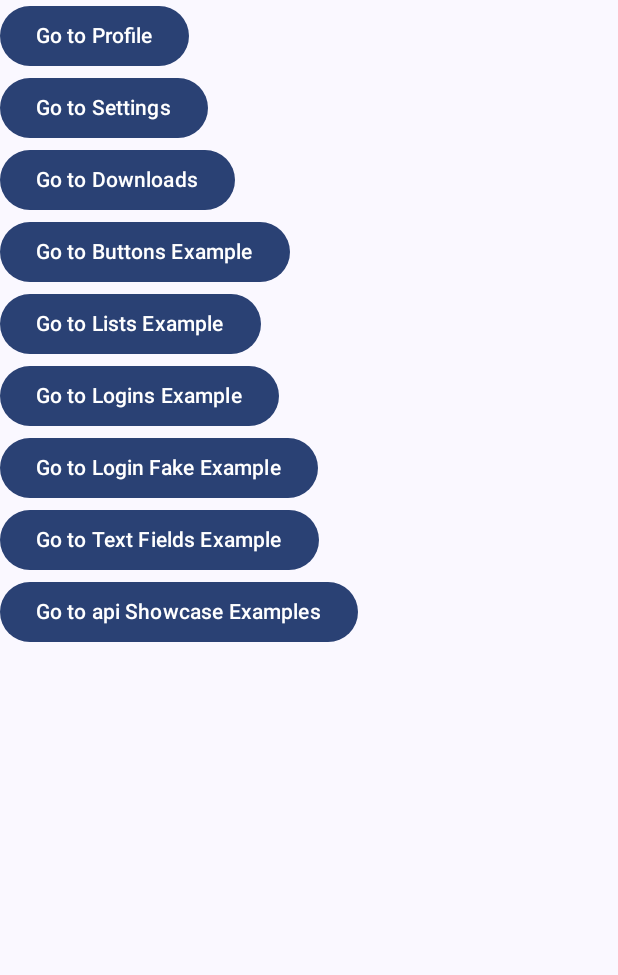
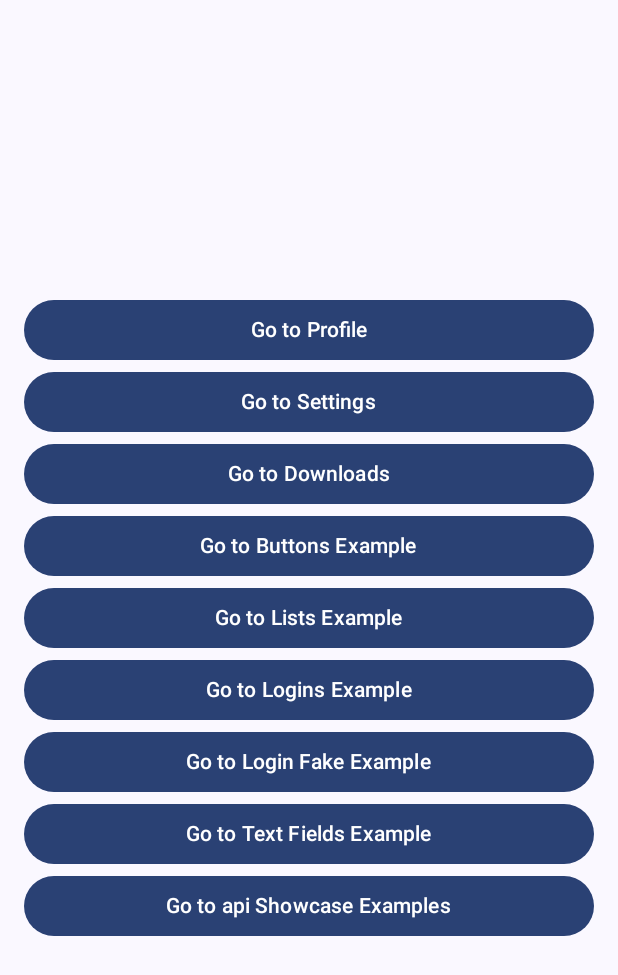
Before and after one commit to arthurabreu/AllThingsAndroid, an Android app built with Jetpack Compose: the screen it shows after launch (MainActivity), on a phone screen of 412 x 824 dp. Shown: the top 975 px of the screen. Run offline under Robolectric (Android 15) with nearby library versions, the phone set to English and light mode, and no system bars; our stand-ins replace Room's generated code.

Commit message:
Improved Home layout

```diff
--- a/commonscreens/src/main/java/com/arthurabreu/commonscreens/ui/screens/generic/home/HomeScreen.kt
+++ b/commonscreens/src/main/java/com/arthurabreu/commonscreens/ui/screens/generic/home/HomeScreen.kt
@@ -1,10 +1,15 @@
 package com.arthurabreu.commonscreens.ui.screens.generic.home
 
+import androidx.compose.foundation.layout.Arrangement
 import androidx.compose.foundation.layout.Column
-import androidx.compose.material3.Button
-import androidx.compose.material3.Text
+import androidx.compose.foundation.layout.fillMaxSize
+import androidx.compose.foundation.layout.padding
+import androidx.compose.foundation.lazy.LazyColumn
 import androidx.compose.runtime.Composable
+import androidx.compose.ui.Alignment
+import androidx.compose.ui.Modifier
 import androidx.compose.ui.res.stringResource
+import androidx.compose.ui.unit.dp
 import com.arthurabreu.allthingsandroid.commonscreens.R
 
 @Composable
@@ -19,52 +24,32 @@ fun HomeScreen(
     onTextFieldsClick: () -> Unit,
     onApiShowcaseClick: () -> Unit,
 ) {
-    Column {
-        Button(
-            onClick = { onProfileClick() }
-        ) {
-            Text(stringResource(R.string.go_to_profile))
+    val menuButtons = listOf(
+        MenuButtonInfo(R.string.go_to_profile, onProfileClick),
+        MenuButtonInfo(R.string.go_to_settings, onSettingsClick),
+        MenuButtonInfo(R.string.go_to_downloads, onDownloadClick),
+        MenuButtonInfo(R.string.go_to_buttons_example, onButtonsClick),
+        MenuButtonInfo(R.string.go_to_lists_example, onListsClick),
+        MenuButtonInfo(R.string.go_to_logins_example, onLoginsClick),
+        MenuButtonInfo(R.string.go_to_logins_fake_example, onLoginFakeClick),
+        MenuButtonInfo(R.string.go_to_text_fields_example, onTextFieldsClick),
+        MenuButtonInfo(R.string.go_to_api_showcase_example, onApiShowcaseClick)
+    )
+
+    LazyColumn(
+        modifier = Modifier
+            .fillMaxSize()
+            .padding(16.dp),
+        horizontalAlignment = Alignment.CenterHorizontally,
+        verticalArrangement = Arrangement.spacedBy(8.dp, Alignment.CenterVertically)
+    ) {
+        item {
+            menuButtons.forEach { buttonInfo ->
+                MenuButton(
+                    text = stringResource(id = buttonInfo.textResId),
+                    onClick = buttonInfo.onClick
+                )
+            }
         }
-        Button(
-            onClick = { onSettingsClick() }
-        ) {
-            Text(stringResource(R.string.go_to_settings))
-        }
-        Button(
-            onClick = { onDownloadClick() }
-        ) {
-            Text(stringResource(R.string.go_to_downloads))
-        }
-        Button(
-            onClick = { onButtonsClick() }
-        ) {
-            Text(stringResource(R.string.go_to_buttons_example))
-        }
-        Button(
-            onClick = { onListsClick() }
-        ) {
-            Text(stringResource(R.string.go_to_lists_example))
-        }
-        Button(
-            onClick = { onLoginsClick() }
-        ) {
-            Text(stringResource(R.string.go_to_logins_example))
-        }
-        Button(
-            onClick = { onLoginsClick() }
-        ) {
-            Text(stringResource(R.string.go_to_logins_fake_example))
-        }
-        Button(
-            onClick = { onTextFieldsClick() }
-        ) {
-            Text(stringResource(R.string.go_to_text_fields_example))
-        }
-        Button(
-            onClick = { onApiShowcaseClick() }
-        ) {
-            Text(stringResource(R.string.go_to_api_showcase_example))
-        }
-
     }
 }
--- /dev/null
+++ b/commonscreens/src/main/java/com/arthurabreu/commonscreens/ui/screens/generic/home/HomeScreenMenuButton.kt
@@ -0,0 +1,23 @@
+package com.arthurabreu.commonscreens.ui.screens.generic.home
+
+import androidx.annotation.StringRes
+import androidx.compose.foundation.layout.fillMaxWidth
+import androidx.compose.material3.Button
+import androidx.compose.material3.Text
+import androidx.compose.runtime.Composable
+import androidx.compose.ui.Modifier
+
+data class MenuButtonInfo(
+    @StringRes val textResId: Int,
+    val onClick: () -> Unit
+)
+
+@Composable
+fun MenuButton(text: String, onClick: () -> Unit) {
+    Button(
+        onClick = onClick,
+        modifier = Modifier.fillMaxWidth()
+    ) {
+        Text(text)
+    }
+}
```
